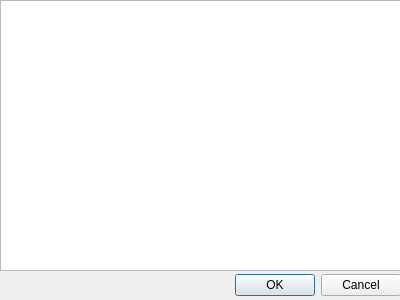
First picture: the form in ui/notes.ui, repository gitter-badger/simplechatclient, before the edit.
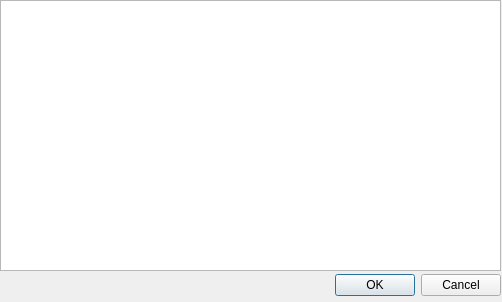
Second picture: the form after the edit. Icons and pictures are not drawn.

Diff of the .ui file:
```diff
--- a/ui/notes.ui
+++ b/ui/notes.ui
@@ -6,8 +6,8 @@
    <rect>
     <x>0</x>
     <y>0</y>
-    <width>400</width>
-    <height>300</height>
+    <width>502</width>
+    <height>302</height>
    </rect>
   </property>
   <property name="minimumSize">
@@ -28,7 +28,7 @@
     <rect>
      <x>0</x>
      <y>0</y>
-     <width>401</width>
+     <width>501</width>
      <height>271</height>
     </rect>
    </property>
@@ -38,7 +38,7 @@
     <rect>
      <x>0</x>
      <y>270</y>
-     <width>401</width>
+     <width>501</width>
      <height>31</height>
     </rect>
    </property>
```
